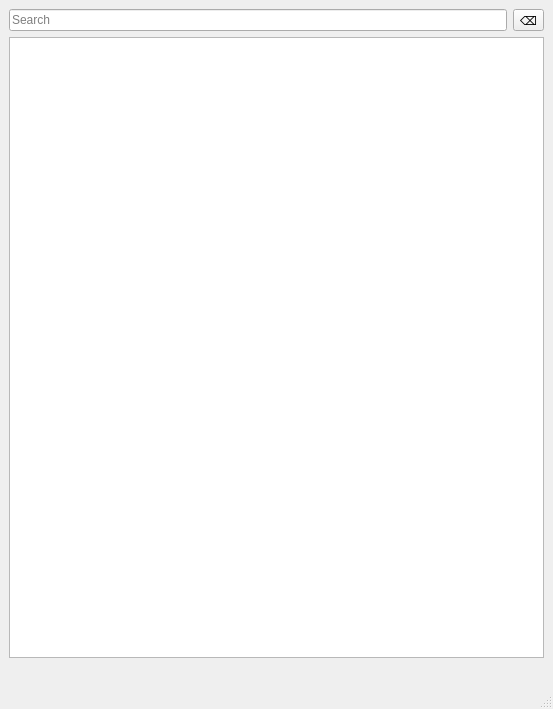
First picture: the form in resources/ui/browser.ui, repository cmontesano/xappt_qt, before the edit.
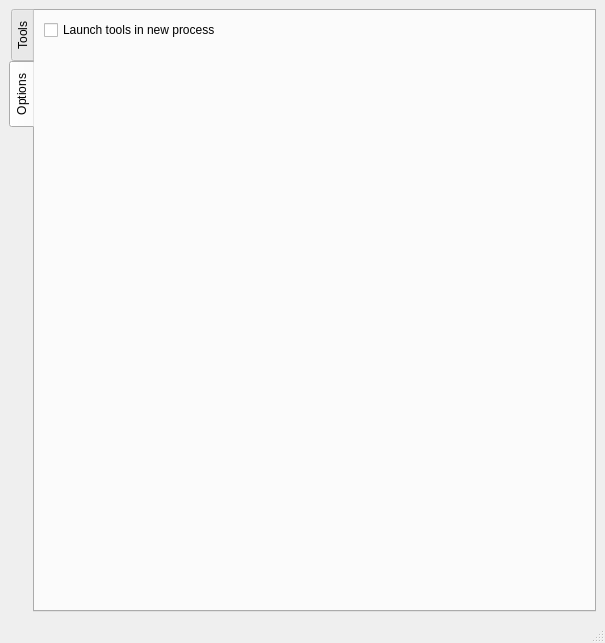
Second picture: the form after the edit. The open tabs and pages were chosen to show the change.

Commit message: add config support

```diff
--- a/resources/ui/browser.ui
+++ b/resources/ui/browser.ui
@@ -6,24 +6,45 @@
    <rect>
     <x>0</x>
     <y>0</y>
-    <width>553</width>
-    <height>709</height>
+    <width>605</width>
+    <height>643</height>
    </rect>
   </property>
   <property name="windowTitle">
    <string>Xappt Browser</string>
   </property>
   <widget class="QWidget" name="centralwidget">
+   <layout class="QGridLayout" name="gridLayout_2">
+    <item row="0" column="0">
+     <widget class="QTabWidget" name="tabWidget">
+      <property name="tabPosition">
+       <enum>QTabWidget::West</enum>
+      </property>
+      <property name="currentIndex">
+       <number>0</number>
+      </property>
+      <widget class="QWidget" name="tabTools">
+       <attribute name="title">
+        <string>Tools</string>
+       </attribute>
    <layout class="QGridLayout" name="gridLayout">
-    <item row="3" column="0">
-     <widget class="QLabel" name="labelHelp">
+        <item row="0" column="0">
+         <layout class="QHBoxLayout" name="horizontalLayout">
+          <item>
+           <widget class="QLineEdit" name="txtSearch">
+            <property name="placeholderText">
+             <string>Search</string>
+            </property>
+           </widget>
+          </item>
+          <item>
+           <widget class="QToolButton" name="btnClear">
       <property name="text">
-       <string/>
-      </property>
-      <property name="wordWrap">
-       <bool>true</bool>
-      </property>
-     </widget>
+             <string>⌫</string>
+            </property>
+           </widget>
+          </item>
+         </layout>
     </item>
     <item row="1" column="0">
      <widget class="QTreeWidget" name="treeTools">
@@ -46,23 +67,53 @@
       </column>
      </widget>
     </item>
-    <item row="0" column="0">
-     <layout class="QHBoxLayout" name="horizontalLayout">
-      <item>
-       <widget class="QLineEdit" name="txtSearch">
-        <property name="placeholderText">
-         <string>Search</string>
-        </property>
-       </widget>
-      </item>
-      <item>
-       <widget class="QToolButton" name="btnClear">
+        <item row="2" column="0">
+         <widget class="QLabel" name="labelHelp">
+          <property name="text">
+           <string/>
+          </property>
+          <property name="wordWrap">
+           <bool>true</bool>
+          </property>
+         </widget>
+        </item>
+       </layout>
+      </widget>
+      <widget class="QWidget" name="tabOptions">
+       <attribute name="title">
+        <string>Options</string>
+       </attribute>
+       <layout class="QGridLayout" name="gridLayout_4">
+        <item row="1" column="0">
+         <spacer name="verticalSpacer">
+          <property name="orientation">
+           <enum>Qt::Vertical</enum>
+          </property>
+          <property name="sizeHint" stdset="0">
+           <size>
+            <width>20</width>
+            <height>40</height>
+           </size>
+          </property>
+         </spacer>
+        </item>
+        <item row="0" column="0">
+         <layout class="QGridLayout" name="gridLayout_3" columnstretch="0">
+          <property name="spacing">
+           <number>12</number>
+          </property>
+          <item row="0" column="0">
+           <widget class="QCheckBox" name="chkLaunchNewProcess">
         <property name="text">
-         <string>⌫</string>
+             <string>Launch tools in new process</string>
         </property>
        </widget>
       </item>
      </layout>
+        </item>
+       </layout>
+      </widget>
+     </widget>
     </item>
    </layout>
   </widget>
```
Left out of the diff: 2 changed lines with no effect on the pictures. Lines whose indentation alone changed are shown as unchanged. The commit also changes 2 other files.
